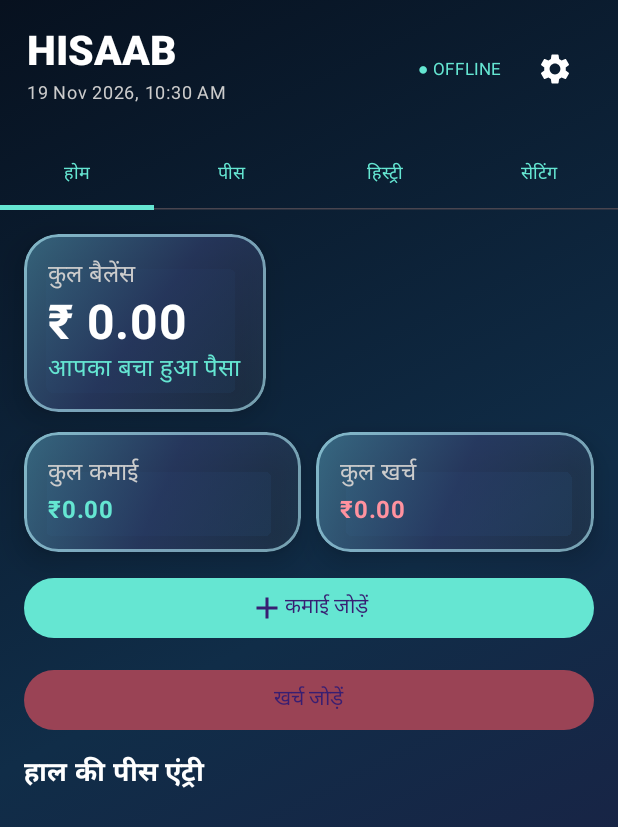
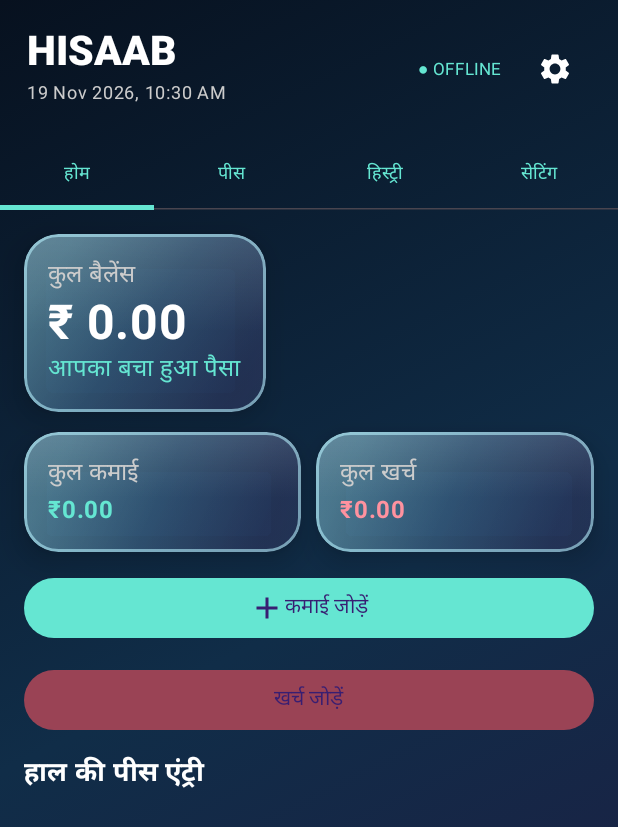
Before and after one commit to aliathar535-coder/Hisaab-, an Android app built with Jetpack Compose: the screen it shows after launch (MainActivity), on a phone screen of 412 x 824 dp. Shown: the top 827 px of the screen. Run offline under Robolectric (Android 15) with nearby library versions, the phone set to English and light mode, and no system bars.

Commit message:
Update MainActivity.kt

```diff
--- a/app/src/main/java/com/hisaab/app/MainActivity.kt
+++ b/app/src/main/java/com/hisaab/app/MainActivity.kt
@@ -18,6 +18,9 @@ import androidx.compose.material3.*
 import androidx.compose.runtime.*
 import androidx.compose.ui.Alignment
 import androidx.compose.ui.Modifier
+import androidx.compose.ui.draw.drawWithCache
+import androidx.compose.ui.geometry.CornerRadius
+import androidx.compose.ui.geometry.Offset
 import androidx.compose.ui.draw.shadow
 import androidx.compose.ui.graphics.Brush
 import androidx.compose.ui.graphics.Color
@@ -1478,6 +1481,7 @@ Slider(
         )
     }
 }
+
 @Composable
 private fun GlassCard(
     modifier: Modifier = Modifier,
@@ -1486,11 +1490,13 @@ private fun GlassCard(
 ) {
     val shape = RoundedCornerShape(23.dp)
 
-        val glassColors = if (design.enabled) {
+    val glassColors = if (design.enabled) {
         design.colors.map {
             Color(it).copy(
                 alpha = design.transparency.coerceIn(0f, 1f)
             )
+        }.ifEmpty {
+            listOf(Color(0xFF4D8CA6), Color(0xFF334270))
         }
     } else {
         listOf(
@@ -1500,6 +1506,11 @@ private fun GlassCard(
     }
 
     val glowAmount = design.glow.coerceIn(0f, 1f)
+    val shadeAmount = if (design.enabled) {
+        design.shading.coerceIn(0f, 1f)
+    } else {
+        0f
+    }
 
     Column(
         modifier
@@ -1511,21 +1522,72 @@ private fun GlassCard(
                 },
                 shape = shape
             )
-            .background(
-                Brush.linearGradient(
-                    glassColors + listOf(
-    Color.White.copy(
-        alpha = if (design.enabled) {
-            0.12f * glowAmount
-        } else {
-            0f
-        }
-    )
-)
-
-                ),
-                shape
-            )
+            .drawWithCache {
+                val angle = Math.toRadians(
+                    design.gradientAngle.toDouble()
+                )
+
+                val dx = kotlin.math.cos(angle).toFloat() *
+                    size.width / 2f
+                val dy = kotlin.math.sin(angle).toFloat() *
+                    size.height / 2f
+
+                val centerX = size.width / 2f
+                val centerY = size.height / 2f
+
+                val start = Offset(centerX - dx, centerY - dy)
+                val end = Offset(centerX + dx, centerY + dy)
+
+                val corner = CornerRadius(23.dp.toPx())
+
+                val baseBrush = Brush.linearGradient(
+                    colors = glassColors,
+                    start = start,
+                    end = end
+                )
+
+                val shadeBrush = Brush.linearGradient(
+                    colors = listOf(
+                        Color.White.copy(
+                            alpha = 0.38f * shadeAmount
+                        ),
+                        Color.Transparent,
+                        Color.Black.copy(
+                            alpha = 0.32f * shadeAmount
+                        )
+                    ),
+                    start = Offset.Zero,
+                    end = Offset(size.width, size.height)
+                )
+
+                val glossBrush = Brush.linearGradient(
+                    colors = listOf(
+                        Color.White.copy(
+                            alpha = 0.22f * glowAmount
+                        ),
+                        Color.Transparent
+                    ),
+                    start = Offset.Zero,
+                    end = Offset(0f, size.height * 0.55f)
+                )
+
+                onDrawBehind {
+                    drawRoundRect(
+                        brush = baseBrush,
+                        cornerRadius = corner
+                    )
+
+                    drawRoundRect(
+                        brush = shadeBrush,
+                        cornerRadius = corner
+                    )
+
+                    drawRoundRect(
+                        brush = glossBrush,
+                        cornerRadius = corner
+                    )
+                }
+            }
             .border(
                 1.5.dp,
                 Color(0xFFB9F3FF).copy(
```
